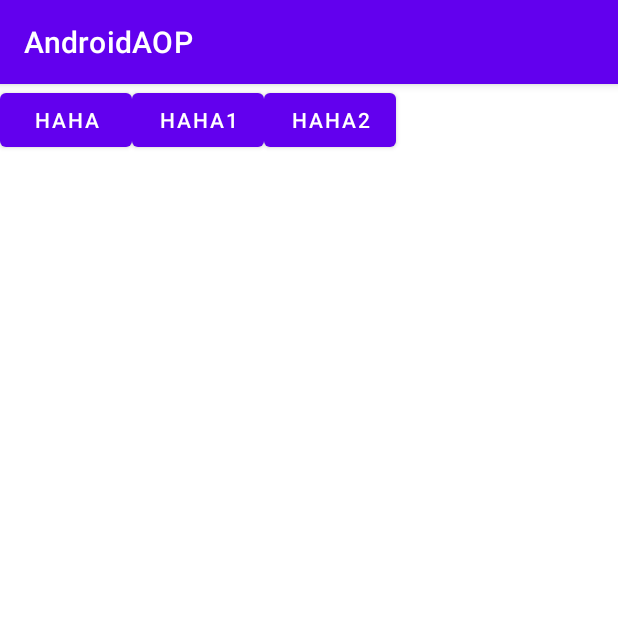
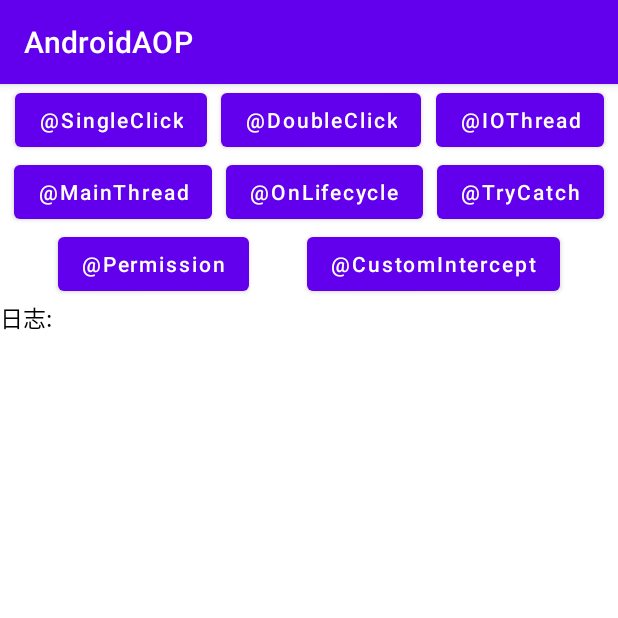
Before and after one commit to FlyJingFish/AndroidAOP, an Android app: the screen it shows after launch (MainActivity), on a phone screen of 412 x 824 dp, the top half of it. Run offline under Robolectric (Android 15) with nearby library versions, the phone set to English and light mode, and no system bars; libraries missing offline, so code that uses them is left out: com.tbruyelle.rxpermissions3.

Commit message:
1、修复部分问题

```diff
--- a/android-aop-plugin/src/main/kotlin/com/flyjingfish/android_aop_plugin/scanner_visitor/WovenIntoCode.kt
+++ b/android-aop-plugin/src/main/kotlin/com/flyjingfish/android_aop_plugin/scanner_visitor/WovenIntoCode.kt
@@ -149,11 +149,9 @@ object WovenIntoCode {
                         val index = i + pos
                         val signature = attr.signature(i + pos)
                         argsBuffer.append(
-                            String.format(
                                 Conversions.getArgsXObject(
                                     signature
                                 ), "$$index"
-                            )
                         )
                         if (i != len - 1) {
                             argsBuffer.append(",")
--- a/app/build.gradle
+++ b/app/build.gradle
@@ -24,7 +24,9 @@ android {
 
         testInstrumentationRunner "androidx.test.runner.AndroidJUnitRunner"
     }
-
+    buildFeatures {
+        viewBinding true
+    }
     buildTypes {
         release {
             minifyEnabled false
--- a/app/src/main/java/com/flyjingfish/androidaop/MainActivity.kt
+++ b/app/src/main/java/com/flyjingfish/androidaop/MainActivity.kt
@@ -1,95 +1,103 @@
 package com.flyjingfish.androidaop
 
+import android.Manifest
 import android.content.Intent
 import android.os.Bundle
 import android.os.Looper
-import android.util.Log
-import android.widget.Button
+import androidx.lifecycle.Lifecycle
+import com.flyjingfish.android_aop_core.annotations.CustomIntercept
+import com.flyjingfish.android_aop_core.annotations.DoubleClick
 import com.flyjingfish.android_aop_core.annotations.IOThread
 import com.flyjingfish.android_aop_core.annotations.MainThread
+import com.flyjingfish.android_aop_core.annotations.OnLifecycle
 import com.flyjingfish.android_aop_core.annotations.Permission
+import com.flyjingfish.android_aop_core.annotations.SingleClick
 import com.flyjingfish.android_aop_core.annotations.TryCatch
 import com.flyjingfish.android_aop_core.enums.ThreadType
+import com.flyjingfish.androidaop.databinding.ActivityMainBinding
 import com.flyjingfish.test_lib.BaseActivity
 
 class MainActivity: BaseActivity() {
-
+    lateinit var binding:ActivityMainBinding
     override fun onCreate(savedInstanceState: Bundle?) {
         super.onCreate(savedInstanceState)
-        setContentView(R.layout.activity_main)
-        var round :Round ?=null
-        findViewById<Button>(R.id.haha).setOnClickListener {
-            round = Round()
-            onClick(round!!)
-            startActivity(Intent(this,SecondActivity::class.java))
-        }
+        binding = ActivityMainBinding.inflate(layoutInflater)
+        setContentView(binding.root)
 
-        findViewById<Button>(R.id.haha1).setOnClickListener {
-            round?.setRunnable { }
-
-            startActivity(Intent(this,ThirdActivity::class.java))
+        binding.btnSingleClick.setOnClickListener {
             onSingleClick()
         }
-
-        findViewById<Button>(R.id.haha2).setOnClickListener {
-            onTest()
-            round?.getRunnable()
-
-            val number = onDoubleClick()
-
-            Log.e("number", "====$number")
+        binding.btnDoubleClick.setOnClickListener {
+            onDoubleClick()
         }
-
+        binding.btnIOThread.setOnClickListener {
+            onIOThread()
+        }
+        binding.btnMainThread.setOnClickListener {
+            onMainThread()
+        }
+        binding.btnOnLifecycle.setOnClickListener {
+            setLogcat("当前设置的是 OnStop 才执行，你先按Home再回来看下方日志")
+            onLifecycle()
+        }
+        binding.btnTryCatch.setOnClickListener {
+            onTryCatch()
+        }
+        binding.btnPermission.setOnClickListener {
+            onPermission(this,3)
+        }
+        binding.btnCustomIntercept.setOnClickListener {
+            onCustomIntercept()
+        }
     }
 
-    override fun onResume() {
-        super.onResume()
+    @SingleClick(5000)
+    fun onSingleClick(){
+        setLogcat("@SingleClick 5000毫秒内只能点击一次")
     }
-//    public fun onClick(){
-//        Log.e("onClick","------")
-//        //插入逻辑
-//        val round = Round()
-//        round.setRunnable {
-//            onClick1()
-//        }
-//
-//    }
+
+    @DoubleClick(300)
+    fun onDoubleClick(){
+        setLogcat("@DoubleClick 300毫秒内点击两次才可进入")
+    }
 
     @IOThread(ThreadType.SingleIO)
-    fun onClick(round: Round){
-        Log.e("Test_MainThread","是否主线程="+(Looper.getMainLooper() == Looper.myLooper()))
-        Log.e("Test_MainThread","开始睡5秒")
+    fun onIOThread(){
+        setLogcat("@IOThread 是否主线程="+(Looper.getMainLooper() == Looper.myLooper())+",开始睡5秒，然后进入调用主线程方法")
         Thread.sleep(5000)
-        Log.e("Test_MainThread","睡醒了")
         onMainThread()
     }
 
+    @MainThread
+    fun setLogcat(text:String){
+        binding.tvLogcat.append(text+"\n")
+    }
 
     @MainThread
     fun onMainThread(){
-//        val testInterface = TestInterface();
-//        testInterface.onTest()
-        Log.e("Test_MainThread","onMainThread是否主线程="+(Looper.getMainLooper() == Looper.myLooper()))
+        setLogcat("@MainThread 是否主线程="+(Looper.getMainLooper() == Looper.myLooper())+"睡醒了")
     }
 
-    @Permission("11111","222222")
-//    @MyAnno
-    fun onSingleClick(){
-        Log.e("Test_click","onSingleClick")
+    @OnLifecycle(Lifecycle.Event.ON_STOP)
+    fun onLifecycle(){
+        setLogcat("@OnLifecycle 注解的方法进入了")
     }
 
     var o :Round?=null
-
-
     @TryCatch
-    fun onDoubleClick():Int{
+    fun onTryCatch():Int{
         var number = 1;
         number = o!!.number
         return number
     }
 
-    override fun onTest(){
-
+    @Permission(Manifest.permission.READ_EXTERNAL_STORAGE,Manifest.permission.WRITE_EXTERNAL_STORAGE)
+    fun onPermission(activity: BaseActivity,maxSelect :Int){
+        setLogcat("@Permission 获得权限了进入了方法 activity$activity,maxSelect=$maxSelect")
     }
 
+    @CustomIntercept("我是自定义数据")
+    fun onCustomIntercept(){
+        setLogcat("@CustomIntercept 进入方法")
+    }
 }
--- a/app/src/main/res/layout/activity_main.xml
+++ b/app/src/main/res/layout/activity_main.xml
@@ -2,26 +2,98 @@
 <androidx.constraintlayout.widget.ConstraintLayout xmlns:android="http://schemas.android.com/apk/res/android"
     android:layout_width="match_parent"
     android:layout_height="match_parent"
+    android:orientation="vertical"
     xmlns:app="http://schemas.android.com/apk/res-auto">
+    <androidx.constraintlayout.helper.widget.Flow
+        android:layout_width="0dp"
+        android:layout_height="wrap_content"
+        app:layout_constraintStart_toStartOf="parent"
+        app:layout_constraintEnd_toEndOf="parent"
+        app:layout_constraintTop_toTopOf="parent"
+        app:flow_wrapMode="chain"
+        app:constraint_referenced_ids="btn_SingleClick,
+        btn_DoubleClick, btn_IOThread,
+        btn_MainThread,btn_OnLifecycle,btn_TryCatch,
+        btn_Permission,btn_CustomIntercept"
+        />
     <Button
-        android:id="@+id/haha"
+        android:id="@+id/btn_SingleClick"
         android:layout_width="wrap_content"
         android:layout_height="wrap_content"
         app:layout_constraintStart_toStartOf="parent"
         app:layout_constraintTop_toTopOf="parent"
-        android:text="haha"/>
+        android:textAllCaps="false"
+        android:text="\@SingleClick"/>
     <Button
-        android:id="@+id/haha1"
+        android:id="@+id/btn_DoubleClick"
         android:layout_width="wrap_content"
         android:layout_height="wrap_content"
-        app:layout_constraintStart_toEndOf="@+id/haha"
+        app:layout_constraintStart_toStartOf="parent"
         app:layout_constraintTop_toTopOf="parent"
-        android:text="haha1"/>
+        android:textAllCaps="false"
+        android:text="\@DoubleClick"/>
     <Button
-        android:id="@+id/haha2"
+        android:id="@+id/btn_IOThread"
         android:layout_width="wrap_content"
         android:layout_height="wrap_content"
-        app:layout_constraintStart_toEndOf="@+id/haha1"
+        app:layout_constraintStart_toStartOf="parent"
         app:layout_constraintTop_toTopOf="parent"
-        android:text="haha2"/>
+        android:textAllCaps="false"
+        android:text="\@IOThread"/>
+    <Button
+        android:id="@+id/btn_MainThread"
+        android:layout_width="wrap_content"
+        android:layout_height="wrap_content"
+        app:layout_constraintStart_toStartOf="parent"
+        app:layout_constraintTop_toTopOf="parent"
+        android:textAllCaps="false"
+        android:text="\@MainThread"/>
+    <Button
+        android:id="@+id/btn_OnLifecycle"
+        android:layout_width="wrap_content"
+        android:layout_height="wrap_content"
+        app:layout_constraintStart_toStartOf="parent"
+        app:layout_constraintTop_toTopOf="parent"
+        android:textAllCaps="false"
+        android:text="\@OnLifecycle"/>
+    <Button
+        android:id="@+id/btn_TryCatch"
+        android:layout_width="wrap_content"
+        android:layout_height="wrap_content"
+        app:layout_constraintStart_toStartOf="parent"
+        app:layout_constraintTop_toTopOf="parent"
+        android:textAllCaps="false"
+        android:text="\@TryCatch"/>
+    <Button
+        android:id="@+id/btn_Permission"
+        android:layout_width="wrap_content"
+        android:layout_height="wrap_content"
+        app:layout_constraintStart_toStartOf="parent"
+        app:layout_constraintTop_toTopOf="parent"
+        android:textAllCaps="false"
+        android:text="\@Permission"/>
+    <Button
+        android:id="@+id/btn_CustomIntercept"
+        android:layout_width="wrap_content"
+        android:layout_height="wrap_content"
+        app:layout_constraintStart_toStartOf="parent"
+        app:layout_constraintTop_toTopOf="parent"
+        android:textAllCaps="false"
+        android:text="\@CustomIntercept"/>
+    <androidx.core.widget.NestedScrollView
+        android:layout_width="0dp"
+        android:layout_height="0dp"
+        app:layout_constraintStart_toStartOf="parent"
+        app:layout_constraintEnd_toEndOf="parent"
+        app:layout_constraintBottom_toBottomOf="parent"
+        app:layout_constraintTop_toBottomOf="@+id/btn_CustomIntercept">
+        <TextView
+            android:id="@+id/tv_logcat"
+            android:layout_width="match_parent"
+            android:layout_height="wrap_content"
+            android:textColor="@color/black"
+            android:textSize="15sp"
+            android:text="日志:\n"/>
+    </androidx.core.widget.NestedScrollView>
+
 </androidx.constraintlayout.widget.ConstraintLayout>
--- a/test-lib/src/main/java/com/flyjingfish/test_lib/BaseActivity.kt
+++ b/test-lib/src/main/java/com/flyjingfish/test_lib/BaseActivity.kt
@@ -1,18 +1,16 @@
 package com.flyjingfish.test_lib
 
+import android.content.Intent
 import android.os.Bundle
 import androidx.appcompat.app.AppCompatActivity
 
 abstract class BaseActivity :AppCompatActivity() {
-    override fun onCreate(savedInstanceState: Bundle?) {
-        super.onCreate(savedInstanceState)
+
+    override fun startActivity(intent: Intent?) {
+        super.startActivity(intent)
     }
 
-    override fun onResume() {
-        super.onResume()
-    }
-
-    open fun onTest(){
-
+    override fun startActivity(intent: Intent?, options: Bundle?) {
+        super.startActivity(intent, options)
     }
 }
--- /dev/null
+++ b/test-lib/src/main/java/com/flyjingfish/test_lib/LoginUtils.kt
@@ -0,0 +1,5 @@
+package com.flyjingfish.test_lib
+
+object LoginUtils {
+    var login:Boolean = true
+}
```
Also changed, not shown: android-aop-annotation/src/main/java/com/flyjingfish/android_aop_annotation/ProceedJoinPoint.java (+9 -3 lines), android-aop-core/src/main/java/com/flyjingfish/android_aop_core/cut/DoubleClickCut.kt (+9 -6 lines), android-aop-core/src/main/java/com/flyjingfish/android_aop_core/cut/SingleClickCut.kt (+9 -6 lines), app/src/main/AndroidManifest.xml (+10 -0 lines), app/src/main/java/com/flyjingfish/androidaop/MyApp.java (+37 -9 lines), app/src/main/java/com/flyjingfish/androidaop/ToastUtils.kt (added, +24 -0 lines), test-lib/src/main/java/com/flyjingfish/test_lib/mycut/MatchActivityMethod.java (deleted, +0 -26 lines), test-lib/src/main/java/com/flyjingfish/test_lib/mycut/MatchActivityMethod.kt (added, +17 -0 lines).
